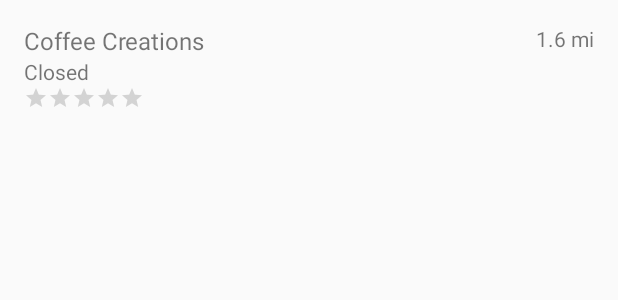
After one commit to nvalletta/CoffeeCompanion, an Android app: the layout item_coffee_shop.xml on its own in the app's theme, with its tools: preview values and no code run, on a phone screen of 412 x 824 dp. The commit adds this screen. Shown: the top 300 px of the screen. Run offline under Robolectric (Android 15) with nearby library versions, the phone set to English and light mode, and no system bars.

Commit message:
Adds new activity to display list of Coffee Shops

```diff
--- a/app/build.gradle
+++ b/app/build.gradle
@@ -16,6 +16,9 @@ android {
             minifyEnabled false
             proguardFiles getDefaultProguardFile('proguard-android.txt'), 'proguard-rules.pro'
         }
+    }
+    packagingOptions {
+        exclude 'META-INF/LICENSE'
     }
 }
 
--- a/app/src/main/AndroidManifest.xml
+++ b/app/src/main/AndroidManifest.xml
@@ -1,6 +1,8 @@
 <?xml version="1.0" encoding="utf-8"?>
 <manifest xmlns:android="http://schemas.android.com/apk/res/android"
           package="com.noralynn.coffeecompanion">
+
+    <uses-permission android:name="android.permission.INTERNET"/>
 
     <application
         android:allowBackup="true"
@@ -20,6 +22,8 @@
         </activity>
         <activity android:name=".activity.BeverageActivity">
         </activity>
+        <activity android:name=".activity.CoffeeShopActivity">
+        </activity>
     </application>
 
 </manifest>
--- a/app/src/main/java/com/noralynn/coffeecompanion/adapter/BeverageAdapter.java
+++ b/app/src/main/java/com/noralynn/coffeecompanion/adapter/beverages/BeverageAdapter.java
@@ -1,4 +1,4 @@
-package com.noralynn.coffeecompanion.adapter;
+package com.noralynn.coffeecompanion.adapter.beverages;
 
 import android.content.Context;
 import android.support.annotation.NonNull;
--- a/app/src/main/res/layout/content_main.xml
+++ b/app/src/main/res/layout/content_main.xml
@@ -1,6 +1,6 @@
 <?xml version="1.0" encoding="utf-8"?>
 <android.support.v7.widget.RecyclerView
-    android:id="@+id/recycler_coffee"
+    android:id="@+id/beverages_recycler"
     xmlns:android="http://schemas.android.com/apk/res/android"
     xmlns:app="http://schemas.android.com/apk/res-auto"
     xmlns:tools="http://schemas.android.com/tools"
--- /dev/null
+++ b/app/src/main/res/layout/item_coffee_shop.xml
@@ -0,0 +1,48 @@
+<?xml version="1.0" encoding="utf-8"?>
+<RelativeLayout xmlns:android="http://schemas.android.com/apk/res/android"
+                xmlns:tools="http://schemas.android.com/tools"
+                android:layout_width="match_parent"
+                android:layout_height="wrap_content"
+                android:background="?attr/selectableItemBackground"
+                android:clickable="true"
+                android:focusable="true"
+                android:orientation="vertical"
+                android:padding="@dimen/item_padding">
+
+    <TextView
+        android:id="@+id/name_text"
+        android:layout_width="wrap_content"
+        android:layout_height="wrap_content"
+        android:textSize="@dimen/text_large"
+        android:layout_alignParentStart="true"
+        android:layout_toStartOf="@+id/distance_text"
+        tools:text="Coffee Creations"/>
+
+    <TextView
+        android:id="@+id/is_closed_text"
+        android:layout_width="wrap_content"
+        android:layout_height="wrap_content"
+        android:layout_below="@+id/name_text"
+        android:textSize="@dimen/text_normal"
+        tools:text="Closed"/>
+
+    <TextView
+        android:id="@+id/distance_text"
+        android:layout_width="wrap_content"
+        android:layout_height="wrap_content"
+        android:layout_alignParentEnd="true"
+        android:textSize="@dimen/text_normal"
+        tools:text="1.6 mi"/>
+
+    <RatingBar
+        android:id="@+id/rating"
+        style="?android:attr/ratingBarStyleSmall"
+        android:layout_width="wrap_content"
+        android:layout_height="wrap_content"
+        android:layout_below="@id/is_closed_text"
+        android:isIndicator="true"
+        android:numStars="5"
+        android:stepSize="0.2"/>
+
+
+</RelativeLayout>
--- a/app/src/main/res/values/strings.xml
+++ b/app/src/main/res/values/strings.xml
@@ -4,4 +4,6 @@
     <string name="content_coffee_icon">Coffee Icon</string>
     <string name="content_beverage_image">A delicious beverage</string>
     <string name="error_unable_to_load_beverage">We\'re unable to display beverage info at this time. Sorry!</string>
+    <string name="closed">Closed</string>
+    <string name="open">Open</string>
 </resources>
```
Also changed, not shown: app/src/main/java/com/noralynn/coffeecompanion/activity/CoffeeShopActivity.java (added, +142 -0 lines), app/src/main/java/com/noralynn/coffeecompanion/activity/MainActivity.java (+33 -24 lines), app/src/main/java/com/noralynn/coffeecompanion/adapter/beverages/BeverageViewHolder.java (renamed from app/src/main/java/com/noralynn/coffeecompanion/adapter/BeverageViewHolder.java, +7 -7 lines), app/src/main/java/com/noralynn/coffeecompanion/adapter/coffeeshops/CoffeeShopAdapter.java (added, +52 -0 lines), app/src/main/java/com/noralynn/coffeecompanion/adapter/coffeeshops/CoffeeShopViewHolder.java (added, +49 -0 lines), app/src/main/java/com/noralynn/coffeecompanion/model/CoffeeShop.java (+72 -1 lines), app/src/main/java/com/noralynn/coffeecompanion/utils/LocationUtils.java (added, +7 -0 lines), app/src/main/res/layout/activity_coffee_shops.xml (added, +39 -0 lines).
